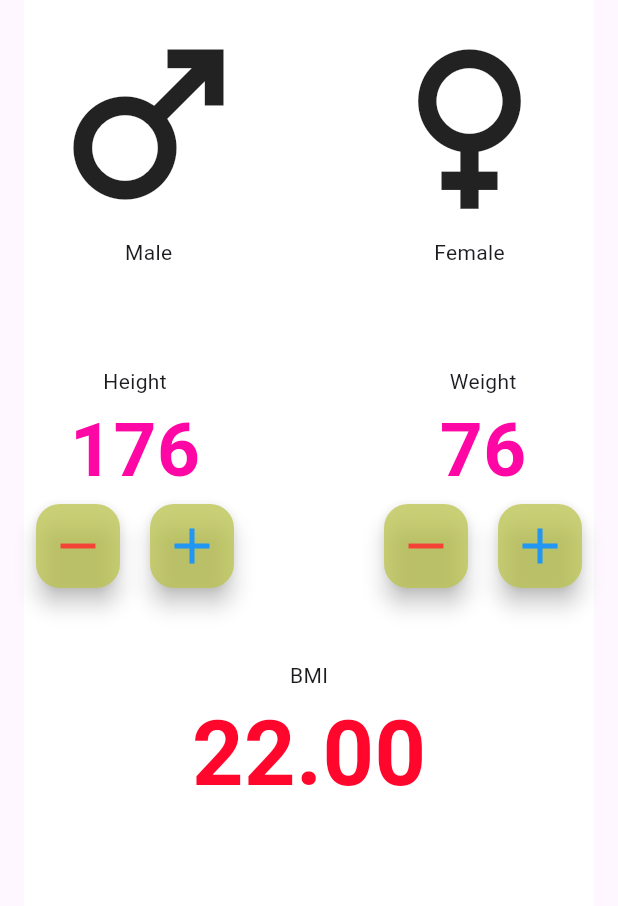
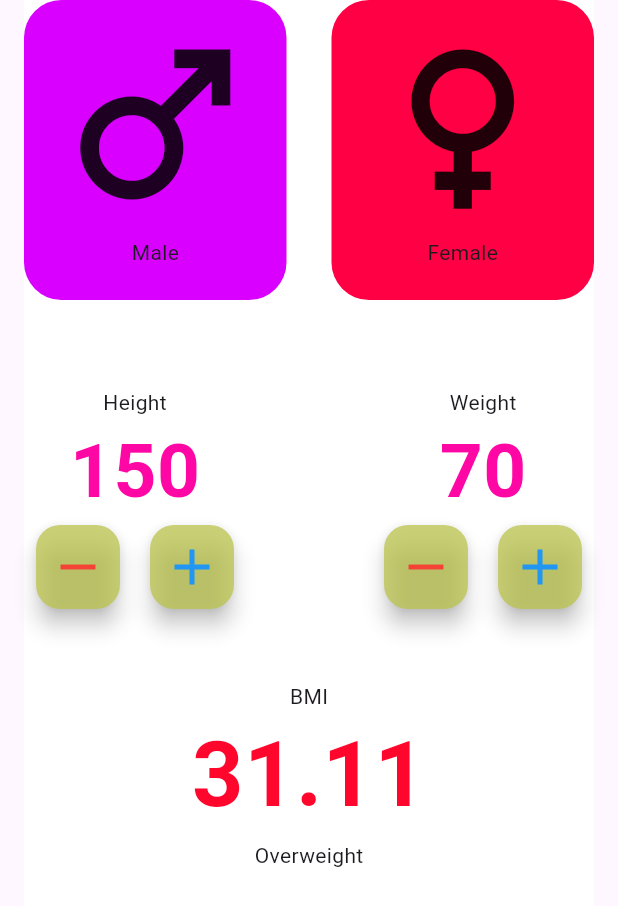
Before and after one commit to Sameemadhu16/BMI_APP1, a Flutter app: the screen it shows after launch, on a phone screen of 412 x 824 dp. Shown: the top 906 px of the screen. Run offline on Flutter 3.47's test engine with Material 3 defaults, Android fonts, the phone set to English and light mode, and no system bars.

Commit message:
Add buttons

```diff
--- a/lib/main_page.dart
+++ b/lib/main_page.dart
@@ -9,6 +9,12 @@ class MainPage extends StatefulWidget {
 }
 
 class _MainPageState extends State<MainPage> {
+  int height = 150;
+  int weight = 70;
+  String gender = "";
+
+  late double bmi = calculateBMI(height: height, weight: weight);
+
   @override
   Widget build(BuildContext context) {
     return Scaffold(
@@ -19,11 +25,25 @@ class _MainPageState extends State<MainPage> {
           color: Colors.white,
           child: Column(
             children: [
-              const Row(
+              Row(
                 children: [
-                  Padding(
-                    padding: EdgeInsets.all(8.0),
-                    child: Column(
+                  GestureDetector(
+                    onTap: () {
+                      //print("Male");
+                      setState(() {
+                        gender = 'M';
+                      });
+                    },
+                    child: Container(
+                      height: 200,
+                      width: 175,
+                      decoration: BoxDecoration(
+                          color: gender == 'M'
+                              ? const Color.fromARGB(255, 68, 0, 255)
+                              : const Color.fromARGB(255, 217, 0, 255),
+                          borderRadius: BorderRadius.circular(25)),
+                      padding: const EdgeInsets.all(8.0),
+                      child: const Column(
                         children: [
                           Icon(
                             Icons.male,
@@ -33,10 +53,25 @@ class _MainPageState extends State<MainPage> {
                         ],
                       ),
                     ),
-                  Spacer(),
-                  Padding(
-                    padding: EdgeInsets.all(8.0),
-                    child: Column(
+                  ),
+                  const Spacer(),
+                  GestureDetector(
+                    onTap: () {
+                      //print("Female");
+                      setState(() {
+                        gender = "F";
+                      });
+                    },
+                    child: Container(
+                      height: 200,
+                      width: 175,
+                      decoration: BoxDecoration(
+                          color: gender == 'F'
+                              ? const Color.fromARGB(255, 255, 0, 230)
+                              : const Color.fromARGB(255, 255, 0, 68),
+                          borderRadius: BorderRadius.circular(25)),
+                      padding: const EdgeInsets.all(8.0),
+                      child: const Column(
                         children: [
                           Icon(
                             Icons.female,
@@ -45,43 +80,56 @@ class _MainPageState extends State<MainPage> {
                           Text("Female"),
                         ],
                       ),
+                    ),
                   )
                 ],
               ),
               const SizedBox(
                 height: 50,
               ),
-              const Row(
+              Row(
                 children: [
                   Padding(
-                    padding: EdgeInsets.all(8.0),
+                    padding: const EdgeInsets.all(8.0),
                     child: Column(
                       children: [
-                        Text("Height"),
+                        const Text("Height"),
                         Text(
-                          "176",
+                          "$height",
                           style: kInputLableColor,
                         ),
                         Row(
                           children: [
                             FloatingActionButton(
-                              onPressed: null,
+                              onPressed: () {
+                                setState(() {
+                                  if (height > 50) height--;
+                                  bmi = calculateBMI(
+                                      height: height, weight: weight);
+                                });
+                              },
                               backgroundColor:
-                                  Color.fromARGB(189, 187, 195, 74),
-                              child: Icon(
+                                  const Color.fromARGB(189, 187, 195, 74),
+                              child: const Icon(
                                 Icons.remove,
                                 size: 40,
                                 color: Colors.red,
                               ),
                             ),
-                            SizedBox(
+                            const SizedBox(
                               width: 20,
                             ),
                             FloatingActionButton(
-                              onPressed: null,
+                              onPressed: () {
+                                setState(() {
+                                  if (height < 250) height++;
+                                  bmi = calculateBMI(
+                                      height: height, weight: weight);
+                                });
+                              },
                               backgroundColor:
-                                  Color.fromARGB(189, 187, 195, 74),
-                              child: Icon(
+                                  const Color.fromARGB(189, 187, 195, 74),
+                              child: const Icon(
                                 Icons.add,
                                 size: 40,
                                 color: Colors.blue,
@@ -92,36 +140,48 @@ class _MainPageState extends State<MainPage> {
                       ],
                     ),
                   ),
-                  Spacer(),
+                  const Spacer(),
                   Padding(
-                    padding: EdgeInsets.all(8.0),
+                    padding: const EdgeInsets.all(8.0),
                     child: Column(
                       children: [
-                        Text("Weight"),
+                        const Text("Weight"),
                         Text(
-                          "76",
+                          "$weight",
                           style: kInputLableColor,
                         ),
                         Row(
                           children: [
                             FloatingActionButton(
-                              onPressed: null,
+                              onPressed: () {
+                                setState(() {
+                                  if (weight > 20) weight--;
+                                  bmi = calculateBMI(
+                                      height: height, weight: weight);
+                                });
+                              },
                               backgroundColor:
-                                  Color.fromARGB(189, 187, 195, 74),
-                              child: Icon(
+                                  const Color.fromARGB(189, 187, 195, 74),
+                              child: const Icon(
                                 Icons.remove,
                                 size: 40,
                                 color: Colors.red,
                               ),
                             ),
-                            SizedBox(
+                            const SizedBox(
                               width: 20,
                             ),
                             FloatingActionButton(
-                              onPressed: null,
+                              onPressed: () {
+                                setState(() {
+                                  if (weight < 350) weight++;
+                                  bmi = calculateBMI(
+                                      height: height, weight: weight);
+                                });
+                              },
                               backgroundColor:
-                                  Color.fromARGB(189, 187, 195, 74),
-                              child: Icon(
+                                  const Color.fromARGB(189, 187, 195, 74),
+                              child: const Icon(
                                 Icons.add,
                                 size: 40,
                                 color: Colors.blue,
@@ -141,10 +201,11 @@ class _MainPageState extends State<MainPage> {
                 children: [
                   const Text("BMI"),
                   Text(
-                    "22.00",
+                    bmi.toStringAsFixed(2),
                     style: kInputLableColor.copyWith(
                         color: kOutputTextColor, fontSize: 60),
                   ),
+                  Text(getResult(bmi))
                 ],
               )
             ],
@@ -153,4 +214,18 @@ class _MainPageState extends State<MainPage> {
       ),
     ));
   }
+
+  double calculateBMI({required int height, required int weight}) {
+    return weight / (height * height) * 10000;
   }
+
+  String getResult(bmiValue) {
+    if (bmiValue >= 25) {
+      return 'Overweight';
+    } else if (bmiValue > 18.5) {
+      return 'Normal';
+    } else {
+      return 'Underweight';
+    }
+  }
+}
```
Lines whose indentation alone changed are shown as unchanged.
